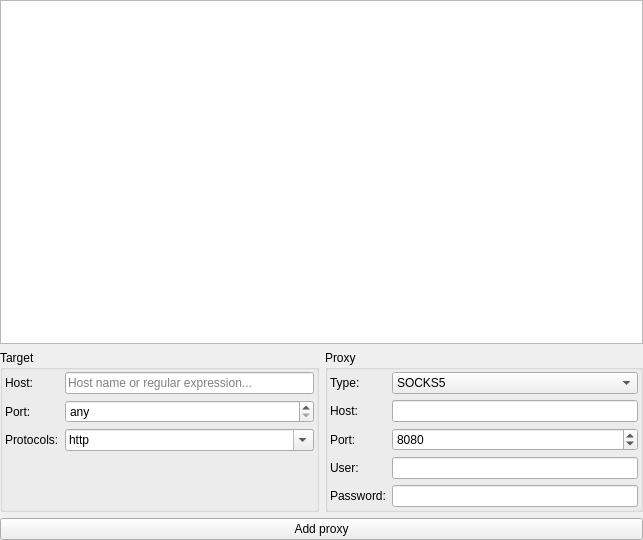
Old version of the form src/plugins/xproxy/proxiesconfigwidget.ui in the repository 0xd34df00d/leechcraft.
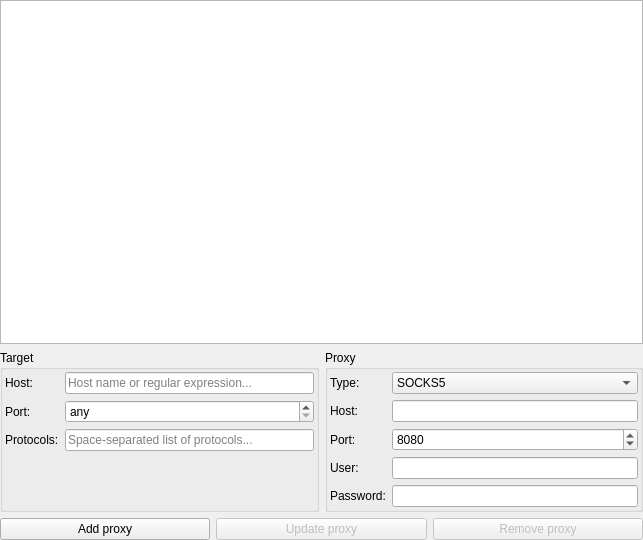
New version of the form.

Commit message: XProxy: sync state/editor.

Patch:
```diff
--- a/src/plugins/xproxy/proxiesconfigwidget.ui
+++ b/src/plugins/xproxy/proxiesconfigwidget.ui
@@ -69,26 +69,6 @@
           <property name="text">
            <string>Protocols:</string>
           </property>
-          <property name="buddy">
-           <cstring>TargetProto_</cstring>
-          </property>
-         </widget>
-        </item>
-        <item row="2" column="1">
-         <widget class="QComboBox" name="TargetProto_">
-          <property name="editable">
-           <bool>true</bool>
-          </property>
-          <item>
-           <property name="text">
-            <string notr="true">http</string>
-           </property>
-          </item>
-          <item>
-           <property name="text">
-            <string notr="true">ftp</string>
-           </property>
-          </item>
          </widget>
         </item>
         <item row="0" column="1">
@@ -98,6 +78,13 @@
           </property>
          </widget>
         </item>
+        <item row="2" column="1">
+         <widget class="QLineEdit" name="TargetProto_">
+          <property name="placeholderText">
+           <string>Space-separated list of protocols...</string>
+          </property>
+         </widget>
+        </item>
        </layout>
       </widget>
      </item>
@@ -215,11 +202,35 @@
     </layout>
    </item>
    <item>
-    <widget class="QPushButton" name="AddProxyButton_">
-     <property name="text">
-      <string>Add proxy</string>
-     </property>
-    </widget>
+    <layout class="QHBoxLayout" name="horizontalLayout_2">
+     <item>
+      <widget class="QPushButton" name="AddProxyButton_">
+       <property name="text">
+        <string>Add proxy</string>
+       </property>
+      </widget>
+     </item>
+     <item>
+      <widget class="QPushButton" name="UpdateProxy_">
+       <property name="enabled">
+        <bool>false</bool>
+       </property>
+       <property name="text">
+        <string>Update proxy</string>
+       </property>
+      </widget>
+     </item>
+     <item>
+      <widget class="QPushButton" name="RemoveProxy_">
+       <property name="enabled">
+        <bool>false</bool>
+       </property>
+       <property name="text">
+        <string>Remove proxy</string>
+       </property>
+      </widget>
+     </item>
+    </layout>
    </item>
   </layout>
  </widget>
```
Left out of the diff: 2 changed lines with no effect on the pictures. The commit also changes 2 other files.
